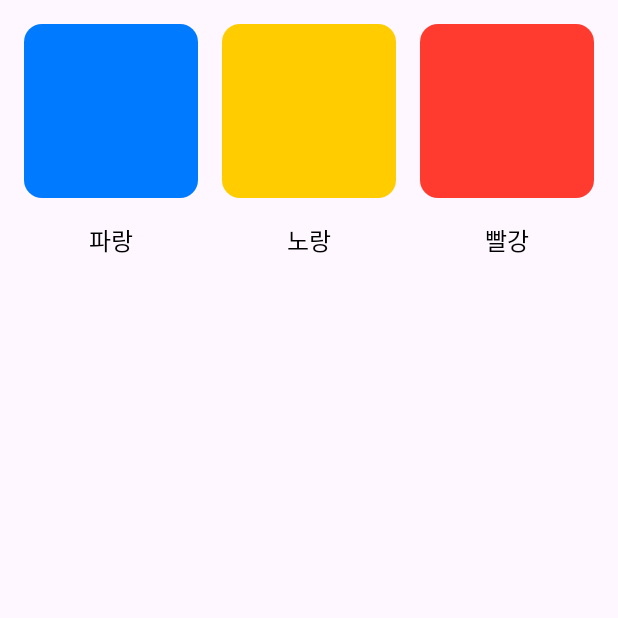
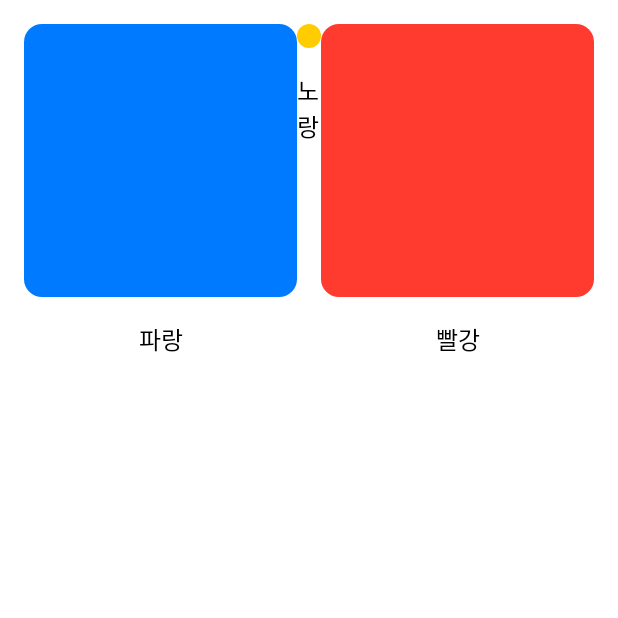
Before and after one commit to GSM-MSG/onmip-kmp, an Android app built with Jetpack Compose: the composable ColorRecommendationComponent shown on its own in the app's theme, on a phone screen of 412 x 824 dp, the top half of it. Run offline under Robolectric (Android 15) with nearby library versions, the phone set to English and light mode, and no system bars; our stand-ins replace Compose Multiplatform resources; 2 statements that could not run were skipped.

Commit message:
옷, 색상 추천 컴포넌트 추가
옷, 색상 추천 컴포넌트를 추가합니다.

```diff
--- a/composeApp/src/commonMain/kotlin/com/msg/onmip/feature/main/components/ColorRecommendationComponent.kt
+++ b/composeApp/src/commonMain/kotlin/com/msg/onmip/feature/main/components/ColorRecommendationComponent.kt
@@ -1,58 +1,20 @@
 package com.msg.onmip.feature.main.components
 
-import androidx.compose.foundation.background
-import androidx.compose.foundation.layout.Box
-import androidx.compose.foundation.layout.Column
 import androidx.compose.foundation.layout.Row
-import androidx.compose.foundation.layout.aspectRatio
-import androidx.compose.foundation.layout.fillMaxWidth
-import androidx.compose.foundation.layout.height
 import androidx.compose.foundation.layout.padding
 import androidx.compose.foundation.layout.width
-import androidx.compose.foundation.shape.RoundedCornerShape
-import androidx.compose.material3.Text
 import androidx.compose.runtime.Composable
-import androidx.compose.ui.Alignment
 import androidx.compose.ui.Modifier
-import androidx.compose.ui.draw.clip
-import androidx.compose.ui.text.TextStyle
 import androidx.compose.ui.unit.dp
-import androidx.compose.ui.unit.sp
-import com.msg.onmip.shared.ui.theme.color.Black
 import com.msg.onmip.shared.ui.theme.color.Blue
 import com.msg.onmip.shared.ui.theme.color.Red
 import com.msg.onmip.shared.ui.theme.color.Yellow
-import com.msg.onmip.shared.ui.theme.typography.AppFont
 
 @Composable
 fun ColorRecommendationComponent(modifier: Modifier = Modifier) {
     Row(modifier = modifier.padding(all = 16.dp)) {
-        Column(modifier = Modifier.weight(1f), horizontalAlignment = Alignment.CenterHorizontally) {
-            Box(
-                modifier = Modifier.fillMaxWidth().aspectRatio(1f)
-                    .clip(shape = RoundedCornerShape(12.dp))
-                    .background(color = Blue)
-            )
-            Box(modifier = Modifier.height(16.dp))
-            Text("파랑", style = TextStyle(color = Black, fontSize = 16.sp, fontFamily = AppFont()))
-        }
-        Box(modifier = Modifier.width(16.dp))
-        Column(modifier = Modifier.weight(1f), horizontalAlignment = Alignment.CenterHorizontally) {
-            Box(
-                modifier = Modifier.fillMaxWidth().aspectRatio(1f)
-                    .clip(shape = RoundedCornerShape(12.dp)).background(color = Yellow)
-            )
-            Box(modifier = Modifier.height(16.dp))
-            Text("노랑", style = TextStyle(color = Black, fontSize = 16.sp, fontFamily = AppFont()))
-        }
-        Box(modifier = Modifier.width(16.dp))
-        Column(modifier = Modifier.weight(1f), horizontalAlignment = Alignment.CenterHorizontally) {
-            Box(
-                modifier = Modifier.fillMaxWidth().aspectRatio(1f)
-                    .clip(shape = RoundedCornerShape(12.dp)).background(color = Red)
-            )
-            Box(modifier = Modifier.height(16.dp))
-            Text("빨강", style = TextStyle(color = Black, fontSize = 16.sp, fontFamily = AppFont()))
-        }
+        ColorRecommendationItem(modifier = Modifier.weight(1f), color = Blue, text = "파랑")
+        ColorRecommendationItem(modifier = Modifier.width(16.dp), color = Yellow, text = "노랑")
+        ColorRecommendationItem(modifier = Modifier.weight(1f), color = Red, text = "빨강")
     }
 }
--- /dev/null
+++ b/composeApp/src/commonMain/kotlin/com/msg/onmip/feature/main/components/ColorRecommendationItem.kt
@@ -0,0 +1,33 @@
+package com.msg.onmip.feature.main.components
+
+import androidx.compose.foundation.background
+import androidx.compose.foundation.layout.Box
+import androidx.compose.foundation.layout.Column
+import androidx.compose.foundation.layout.aspectRatio
+import androidx.compose.foundation.layout.fillMaxWidth
+import androidx.compose.foundation.layout.height
+import androidx.compose.foundation.shape.RoundedCornerShape
+import androidx.compose.material3.Text
+import androidx.compose.runtime.Composable
+import androidx.compose.ui.Alignment
+import androidx.compose.ui.Modifier
+import androidx.compose.ui.draw.clip
+import androidx.compose.ui.graphics.Color
+import androidx.compose.ui.text.TextStyle
+import androidx.compose.ui.unit.dp
+import androidx.compose.ui.unit.sp
+import com.msg.onmip.shared.ui.theme.color.Black
+import com.msg.onmip.shared.ui.theme.typography.AppFont
+
+@Composable
+fun ColorRecommendationItem(modifier: Modifier = Modifier, color: Color, text: String) {
+    Column(modifier = modifier, horizontalAlignment = Alignment.CenterHorizontally) {
+        Box(
+            modifier = Modifier.fillMaxWidth().aspectRatio(1f)
+                .clip(shape = RoundedCornerShape(12.dp))
+                .background(color = color)
+        )
+        Box(modifier = Modifier.height(16.dp))
+        Text(text, style = TextStyle(color = Black, fontSize = 16.sp, fontFamily = AppFont()))
+    }
+}
--- a/composeApp/src/commonMain/kotlin/com/msg/onmip/feature/main/components/OutfitRecommendationComponent.kt
+++ b/composeApp/src/commonMain/kotlin/com/msg/onmip/feature/main/components/OutfitRecommendationComponent.kt
@@ -1,7 +1,6 @@
 package com.msg.onmip.feature.main.components
 
 import androidx.compose.foundation.layout.Arrangement
-import androidx.compose.foundation.layout.height
 import androidx.compose.foundation.layout.heightIn
 import androidx.compose.foundation.layout.padding
 import androidx.compose.foundation.lazy.grid.GridCells
@@ -9,7 +8,6 @@ import androidx.compose.foundation.lazy.grid.LazyVerticalGrid
 import androidx.compose.runtime.Composable
 import androidx.compose.ui.Modifier
 import androidx.compose.ui.unit.dp
-import androidx.compose.ui.unit.max
 
 @Composable
 fun OutfitRecommendationComponent(
```
